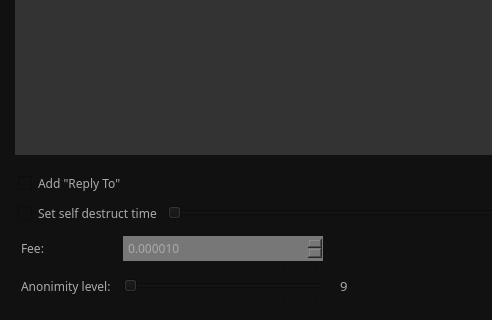
Qt form src/gui/ui/sendmessageframe.ui (Pennykoin/PKGui) before a commit; both pictures show x 0 to 492 and y 380 to 700 of the 1270 by 700 pixel window.
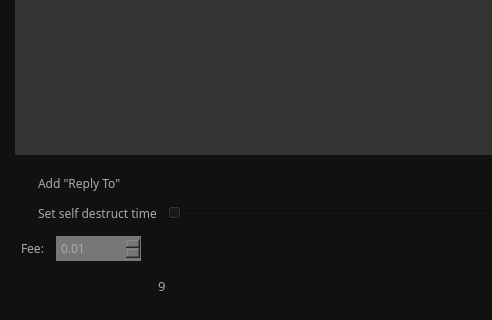
The same form after that commit.

What changed in the file:
```diff
--- a/src/gui/ui/sendmessageframe.ui
+++ b/src/gui/ui/sendmessageframe.ui
@@ -339,65 +339,6 @@
      <property name="topMargin">
       <number>5</number>
      </property>
-     <item row="1" column="1">
-      <widget class="QSlider" name="m_mixinSlider">
-       <property name="minimumSize">
-        <size>
-         <width>0</width>
-         <height>38</height>
-        </size>
-       </property>
-       <property name="maximumSize">
-        <size>
-         <width>200</width>
-         <height>16777215</height>
-        </size>
-       </property>
-       <property name="styleSheet">
-        <string notr="true">padding: 3px; border: 0px; </string>
-       </property>
-       <property name="minimum">
-        <number>9</number>
-       </property>
-       <property name="maximum">
-        <number>15</number>
-       </property>
-       <property name="pageStep">
-        <number>1</number>
-       </property>
-       <property name="value">
-        <number>9</number>
-       </property>
-       <property name="tracking">
-        <bool>false</bool>
-       </property>
-       <property name="orientation">
-        <enum>Qt::Horizontal</enum>
-       </property>
-       <property name="tickPosition">
-        <enum>QSlider::TicksBothSides</enum>
-       </property>
-       <property name="tickInterval">
-        <number>1</number>
-       </property>
-      </widget>
-     </item>
-     <item row="1" column="0">
-      <widget class="QLabel" name="label_2">
-       <property name="font">
-        <font>
-         <family>Poppins</family>
-         <pointsize>9</pointsize>
-        </font>
-       </property>
-       <property name="styleSheet">
-        <string notr="true">padding: 3px; border: 0px;</string>
-       </property>
-       <property name="text">
-        <string>Anonimity level:</string>
-       </property>
-      </widget>
-     </item>
      <item row="1" column="2">
       <widget class="QLineEdit" name="m_mixinEdit">
        <property name="minimumSize">
@@ -485,10 +426,10 @@
         <string>padding: 3px; border: 0px; background-color: #777;</string>
        </property>
        <property name="decimals">
-        <number>6</number>
+        <number>2</number>
        </property>
        <property name="minimum">
-        <double>0.000010000000000</double>
+        <double>0.010000000000000</double>
        </property>
        <property name="maximum">
         <double>100000000.000000000000000</double>
@@ -497,7 +438,7 @@
         <double>0.000010000000000</double>
        </property>
        <property name="value">
-        <double>0.000010000000000</double>
+        <double>0.010000000000000</double>
        </property>
       </widget>
      </item>
```
Left out of the diff: 20 changed lines with no effect on the pictures.
